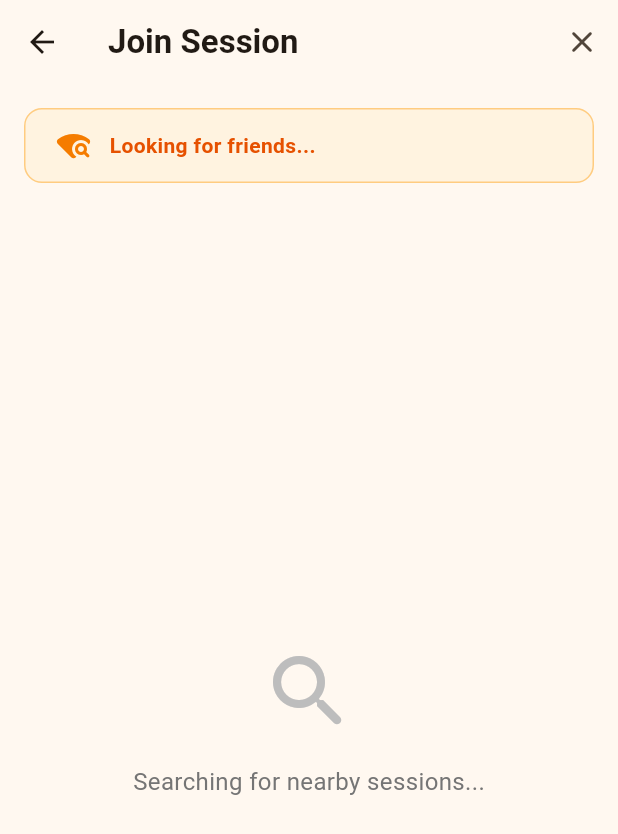
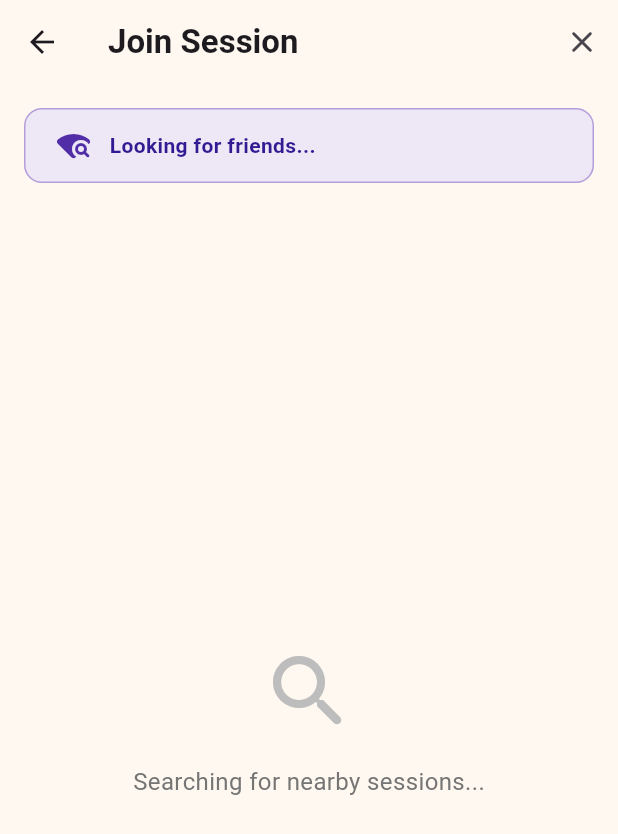
Before and after one commit to gring2/comesee, a Flutter app: the screen it shows after launch, after a tap on "Join a Friend", on a phone screen of 412 x 824 dp. Shown: the top 834 px of the screen. Run offline on Flutter 3.47's test engine with Material 3 defaults, Android fonts, the phone set to English and light mode, and no system bars; our stand-ins replace device_info_plus, equatable; missing offline and left inert: flutter_nearby_connections, photo_manager.

Commit message:
googe theme

```diff
--- a/lib/main.dart
+++ b/lib/main.dart
@@ -20,7 +20,7 @@ class MyApp extends StatelessWidget {
         title: 'ComeSee',
         debugShowCheckedModeBanner: false,
         theme: ThemeData(
-          colorScheme: ColorScheme.fromSeed(seedColor: Colors.orange),
+          colorScheme: ColorScheme.fromSeed(seedColor: Colors.deepPurple),
           useMaterial3: true,
         ),
         home: const HomeScreen(),
--- a/lib/screens/guest_session_screen.dart
+++ b/lib/screens/guest_session_screen.dart
@@ -36,12 +36,12 @@ class GuestSessionScreen extends StatelessWidget {
             decoration: BoxDecoration(
               color: session.state == SessionState.connected
                   ? Colors.green.shade50
-                  : Colors.orange.shade50,
+                  : Colors.deepPurple.shade50,
               borderRadius: BorderRadius.circular(12),
               border: Border.all(
                 color: session.state == SessionState.connected
                     ? Colors.green.shade200
-                    : Colors.orange.shade200,
+                    : Colors.deepPurple.shade200,
               ),
             ),
             child: Row(
@@ -52,7 +52,7 @@ class GuestSessionScreen extends StatelessWidget {
                       : Icons.wifi_find_rounded,
                   color: session.state == SessionState.connected
                       ? Colors.green.shade700
-                      : Colors.orange.shade700,
+                      : Colors.deepPurple.shade700,
                 ),
                 const SizedBox(width: 12),
                 Text(
@@ -61,8 +61,8 @@ class GuestSessionScreen extends StatelessWidget {
                       : 'Looking for friends...',
                   style: TextStyle(
                     color: session.state == SessionState.connected
-                        ? Colors.green.shade900
-                        : Colors.orange.shade900,
+                        ? Colors.deepPurple.shade900
+                        : Colors.deepPurple.shade900,
                     fontWeight: FontWeight.w600,
                   ),
                 ),
@@ -113,10 +113,10 @@ class GuestSessionScreen extends StatelessWidget {
                             leading: Container(
                               padding: const EdgeInsets.all(10),
                               decoration: BoxDecoration(
-                                color: Colors.orange.shade50,
+                                color: Colors.deepPurple.shade50,
                                 shape: BoxShape.circle,
                               ),
-                              child: Icon(Icons.person_rounded, color: Colors.orange.shade700),
+                              child: Icon(Icons.person_rounded, color: Colors.deepPurple.shade700),
                             ),
                             title: Text(
                               device.name,
@@ -132,7 +132,7 @@ class GuestSessionScreen extends StatelessWidget {
                             trailing: FilledButton(
                               onPressed: () => sessionService.joinSession(device.id),
                               style: FilledButton.styleFrom(
-                                backgroundColor: Colors.orange.shade600,
+                                backgroundColor: Colors.deepPurple.shade600,
                                 shape: RoundedRectangleBorder(
                                   borderRadius: BorderRadius.circular(12),
                                 ),
@@ -164,7 +164,7 @@ class GuestSessionScreen extends StatelessWidget {
                       : Column(
                           mainAxisAlignment: MainAxisAlignment.center,
                           children: [
-                            CircularProgressIndicator(color: Colors.orange.shade600),
+                            CircularProgressIndicator(color: Colors.deepPurple.shade600),
                             const SizedBox(height: 16),
                             const Text(
                               'Waiting for photos...',
--- a/lib/screens/home_screen.dart
+++ b/lib/screens/home_screen.dart
@@ -25,13 +25,13 @@ class HomeScreen extends StatelessWidget {
               Container(
                 padding: const EdgeInsets.all(24),
                 decoration: BoxDecoration(
-                  color: Colors.orange.shade50,
+                  color: Colors.deepPurple.shade50,
                   shape: BoxShape.circle,
                 ),
                 child: Icon(
                   Icons.photo_camera_outlined,
                   size: 80,
-                  color: Colors.orange.shade700,
+                  color: Colors.deepPurple.shade700,
                 ),
               ),
               const SizedBox(height: 32),
@@ -68,7 +68,7 @@ class HomeScreen extends StatelessWidget {
                   icon: const Icon(Icons.photo_library_rounded),
                   label: const Text('Share My Photos'),
                   style: FilledButton.styleFrom(
-                    backgroundColor: Colors.orange.shade600,
+                    backgroundColor: Colors.deepPurple.shade600,
                     foregroundColor: Colors.white,
                     padding: const EdgeInsets.symmetric(vertical: 18),
                     textStyle: const TextStyle(fontSize: 18, fontWeight: FontWeight.w600),
@@ -93,8 +93,8 @@ class HomeScreen extends StatelessWidget {
                   icon: const Icon(Icons.people_outline_rounded),
                   label: const Text('Join a Friend'),
                   style: OutlinedButton.styleFrom(
-                    foregroundColor: Colors.orange.shade700,
-                    side: BorderSide(color: Colors.orange.shade300, width: 2),
+                    foregroundColor: Colors.deepPurple.shade700,
+                    side: BorderSide(color: Colors.deepPurple.shade300, width: 2),
                     padding: const EdgeInsets.symmetric(vertical: 18),
                     textStyle: const TextStyle(fontSize: 18, fontWeight: FontWeight.w600),
                     shape: RoundedRectangleBorder(
--- a/lib/screens/photo_viewer_page.dart
+++ b/lib/screens/photo_viewer_page.dart
@@ -106,9 +106,9 @@ class _PhotoViewerPageState extends State<PhotoViewerPage> {
                 child: Container(
                   padding: const EdgeInsets.symmetric(horizontal: 24, vertical: 12),
                   decoration: BoxDecoration(
-                    color: Colors.orange.shade900.withOpacity(0.95),
+                    color: Colors.deepPurple.shade900.withOpacity(0.95),
                     borderRadius: BorderRadius.circular(30),
-                    border: Border.all(color: Colors.orange.shade300),
+                    border: Border.all(color: Colors.deepPurple.shade300),
                   ),
                   child: Row(
                     mainAxisSize: MainAxisSize.min,
@@ -119,7 +119,7 @@ class _PhotoViewerPageState extends State<PhotoViewerPage> {
                           height: 20,
                           child: CircularProgressIndicator(
                             strokeWidth: 2,
-                            color: Colors.orange.shade200,
+                            color: Colors.deepPurple.shade200,
                           ),
                         ),
                         const SizedBox(width: 16),
```
